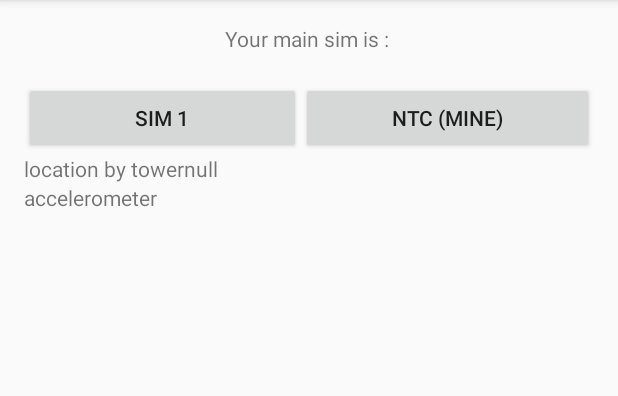
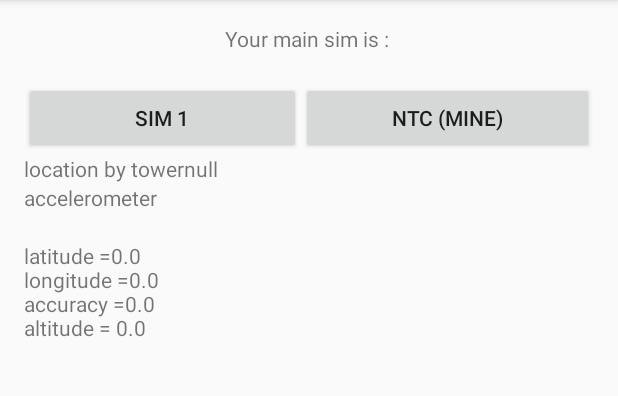
Before and after one commit to emp3ror/phonethings, an Android app: the screen it shows after launch (MainActivity), on a phone screen of 412 x 824 dp, the part 84-480 px from its top. Run offline under Robolectric (Android 15) with nearby library versions, the phone set to English and light mode, and no system bars; 5 statements that could not run were skipped.

Commit message:
location by cell id

```diff
--- a/app/src/main/java/phone/mjt/phonethings/MainActivity.java
+++ b/app/src/main/java/phone/mjt/phonethings/MainActivity.java
@@ -6,9 +6,14 @@ import android.hardware.Sensor;
 import android.hardware.SensorEvent;
 import android.hardware.SensorEventListener;
 import android.hardware.SensorManager;
+import android.location.Location;
+import android.location.LocationManager;
 import android.net.Uri;
+import android.os.Handler;
+import android.os.Message;
 import android.support.v7.app.ActionBarActivity;
 import android.os.Bundle;
+import android.telephony.ServiceState;
 import android.telephony.TelephonyManager;
 import android.util.Log;
 import android.view.Menu;
@@ -25,7 +30,7 @@ public class MainActivity extends ActionBarActivity implements SensorEventListen
     private Button btnSim2;
     private TextView currentSim;
     private TextView textSim1;
-    private TextView textSim2;
+    private TextView textSim2, location_test;
     private TelephonyManager tMgr;
     private TelephonyManager tMgr2;
     private float[] gravity= new float[3];
@@ -47,6 +52,7 @@ public class MainActivity extends ActionBarActivity implements SensorEventListen
         textSim1 = (TextView) findViewById(R.id.text_sim1);
         textSim2 = (TextView) findViewById(R.id.text_sim2);
         currentSim = (TextView) findViewById(R.id.currentSim);
+        location_test =(TextView) findViewById(R.id.location_test);
 
         tMgr = (TelephonyManager) getSystemService(Context.TELEPHONY_SERVICE);
 
@@ -97,7 +103,18 @@ public class MainActivity extends ActionBarActivity implements SensorEventListen
             }
         });
 
+        LocationManager locationManager=(LocationManager)getSystemService(Context.LOCATION_SERVICE);
+        String providerName=LocationManager.NETWORK_PROVIDER;
+        Location location2=locationManager.getLastKnownLocation(providerName);
+        double latitude = location2.getLatitude();
+        double longitude = location2.getLongitude();
+        double acc = location2.getAccuracy();
+        double altitude = location2.getAltitude();
+        location_test.setText("latitude ="+latitude+"\nlongitude ="+longitude+"\naccuracy ="+acc+"\naltitude = "+altitude);
+//        updateWithLocation(location);
+
     }
+
 
 
     @Override
--- a/app/src/main/res/layout/activity_main.xml
+++ b/app/src/main/res/layout/activity_main.xml
@@ -50,5 +50,11 @@
         android:layout_width="wrap_content"
         android:layout_height="wrap_content" />
 
+    <TextView
+        android:id="@+id/location_test"
+        android:text="LOcation test"
+        android:layout_width="wrap_content"
+        android:layout_height="wrap_content" />
+
 
 </LinearLayout>
```
Also changed, not shown: 2 other files.
